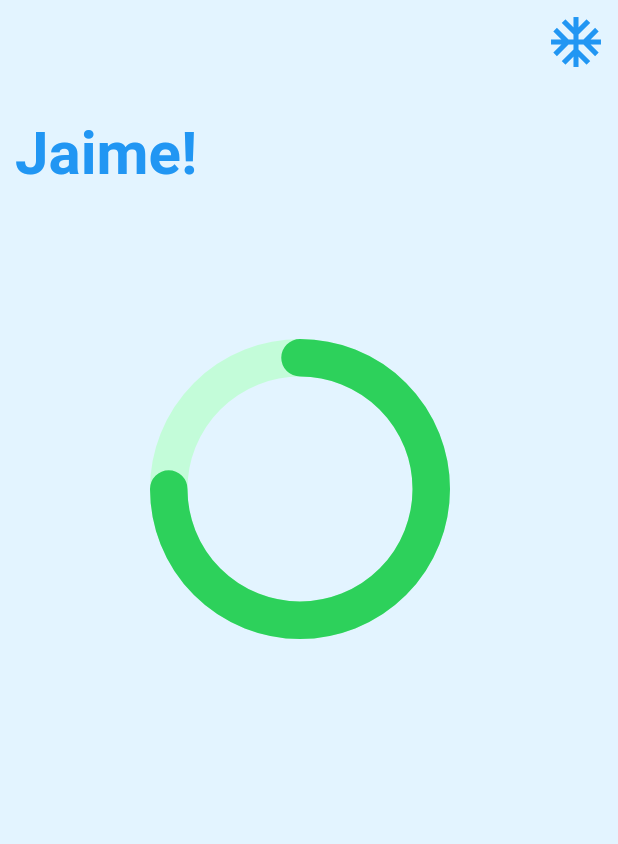
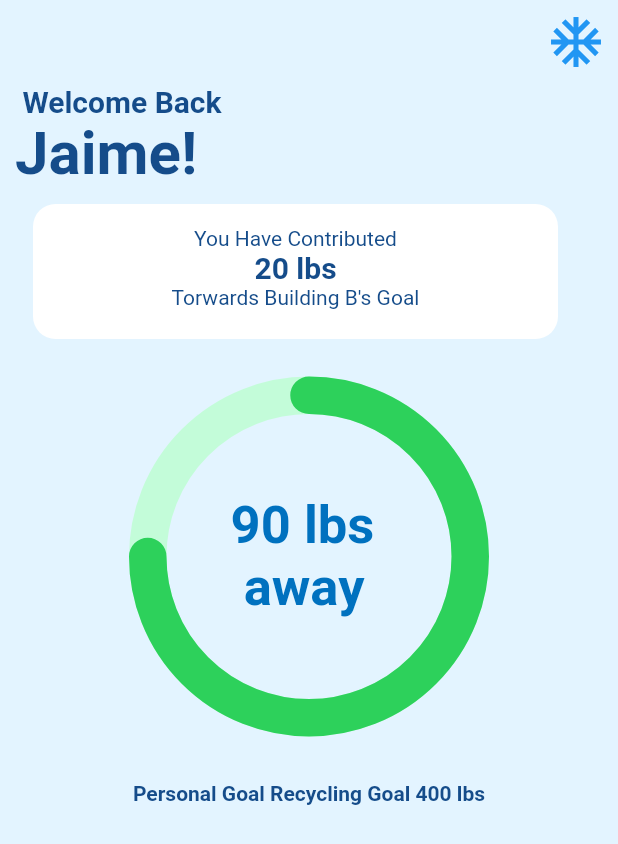
Before and after one commit to SammyOCodes/greengo, a Flutter app: the screen it shows after launch, on a phone screen of 412 x 824 dp. Shown: the top 844 px of the screen. Run offline on Flutter 3.47's test engine with Material 2 defaults, Android fonts, the light colour scheme and no system bars; drawn by our look-alikes of percent_indicator.

Commit message:
more changes to home

```diff
--- a/lib/screens/home_screen.dart
+++ b/lib/screens/home_screen.dart
@@ -33,37 +33,97 @@ class _HomeScreenState extends State<HomeScreen> {
             '   Welcome Back',
             style: TextStyle(
               fontSize: 20,
-              color: Color(0xFF),
+              color: Color(0xFF154C8A),
               fontWeight: FontWeight.bold,
             ),
           ),
           Text(
             ' Jaime!',
             style: TextStyle(
-              color: Colors.blue,
+              color: Color(0xFF154C8A),
               fontWeight: FontWeight.bold,
               fontSize: 40,
             ),
           ),
           SizedBox(
-            height: 100,
+            height: 10,
           ),
           Row(
+            crossAxisAlignment: CrossAxisAlignment.center,
             children: [
               SizedBox(
-                width: 100,
+                width: 22,
               ),
+              Container(
+                padding: const EdgeInsets.all(15.0),
+                width: 350,
+                height: 90,
+                child: Column(
+                  children: [
+                    Text('You Have Contributed',
+                        style: TextStyle(
+                          fontWeight: FontWeight.normal,
+                          color: Color(0xFF154C8A),
+                        )),
+                    Text(
+                      '20 lbs',
+                      style: TextStyle(
+                        fontWeight: FontWeight.bold,
+                        fontSize: 20,
+                        color: Color(0xFF154C8A),
+                      ),
+                    ),
+                    Text('Torwards Building B\'s Goal',
+                        style: TextStyle(
+                          fontWeight: FontWeight.normal,
+                          color: Color(0xFF154C8A),
+                        )),
+                  ],
+                ),
+                decoration: BoxDecoration(
+                    color: Colors.white,
+                    borderRadius: BorderRadius.circular(15)),
+              )
+            ],
+          ),
+          SizedBox(
+            height: 25,
+          ),
+          Row(
+            mainAxisAlignment: MainAxisAlignment.center,
+            children: [
               CircularPercentIndicator(
                 animation: true,
-                radius: 100,
+                radius: 120,
                 lineWidth: 25,
                 percent: .75,
                 progressColor: Color(0xFF2DD15B),
                 backgroundColor: Color.fromARGB(197, 186, 255, 206),
                 circularStrokeCap: CircularStrokeCap.round,
+                center: Text(
+                  '90 lbs \n away',
+                  style: TextStyle(
+                    fontSize: 35,
+                    fontWeight: FontWeight.bold,
+                    color: Color(0xFF0071BF),
+                  ),
+                ),
               )
             ],
-          )
+          ),
+          SizedBox(
+            height: 30,
+          ),
+          Row(
+            mainAxisAlignment: MainAxisAlignment.center,
+            children: [
+              Text(
+                'Personal Goal Recycling Goal 400 lbs',
+                style: TextStyle(
+                    fontWeight: FontWeight.bold, color: Color(0xFF154C8A)),
+              ),
+            ],
+          ),
         ],
       ),
     );
```
